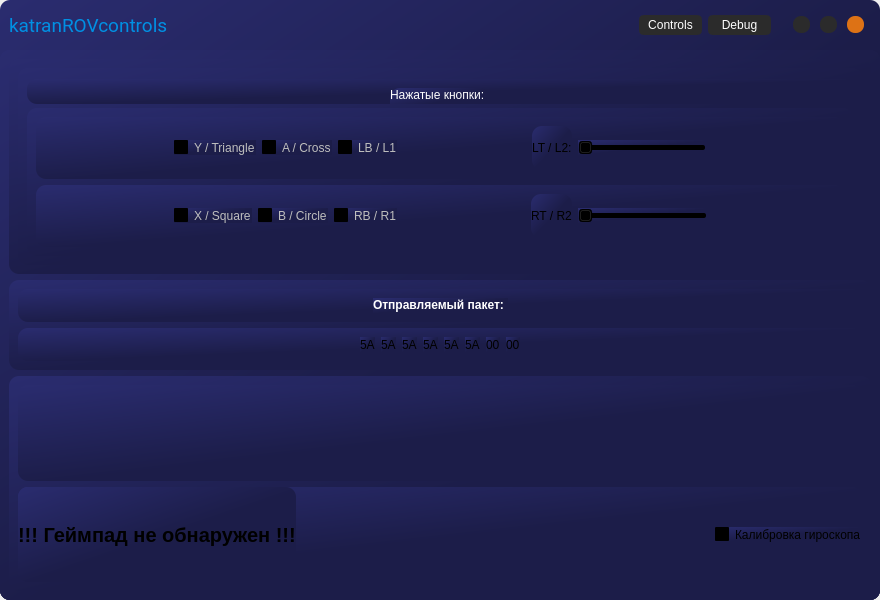
This is ui_main.ui in kirillparaev/katranROVcontrol as Qt 5 draws it before an edit. The edited form follows.
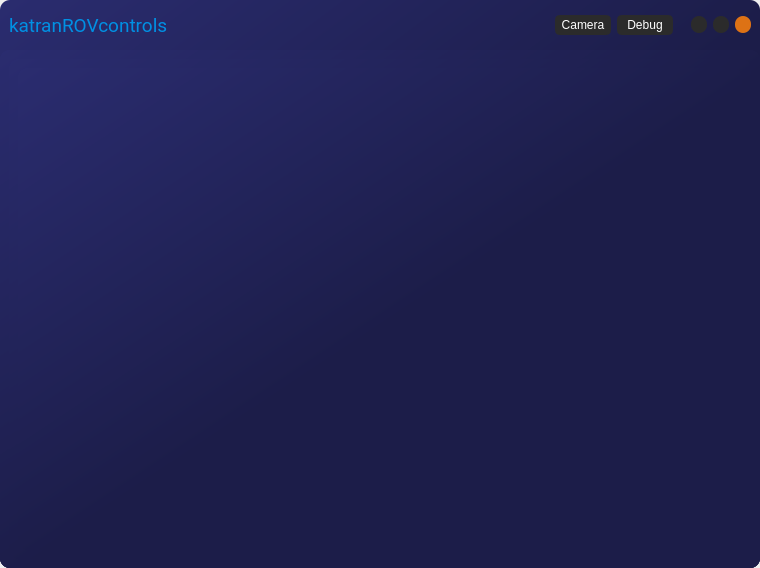
This is the edited form. Icons and pictures are not drawn.

Commit message: working tabs + camera support

What changed in the file:
```diff
--- a/ui_main.ui
+++ b/ui_main.ui
@@ -6,14 +6,14 @@
    <rect>
     <x>0</x>
     <y>0</y>
-    <width>880</width>
-    <height>600</height>
+    <width>760</width>
+    <height>568</height>
    </rect>
   </property>
   <property name="minimumSize">
    <size>
-    <width>880</width>
-    <height>600</height>
+    <width>640</width>
+    <height>480</height>
    </size>
   </property>
   <property name="windowTitle">
@@ -165,7 +165,7 @@
               <widget class="QFrame" name="frameAppTabs">
                <property name="maximumSize">
                 <size>
-                 <width>150</width>
+                 <width>200</width>
                  <height>16777215</height>
                 </size>
                </property>
@@ -192,7 +192,7 @@
 </string>
                   </property>
                   <property name="text">
-                   <string>Controls</string>
+                   <string>Camera</string>
                   </property>
                  </widget>
                 </item>
@@ -468,10 +468,30 @@
           <item>
            <widget class="QStackedWidget" name="stackedWidget">
             <property name="currentIndex">
-             <number>1</number>
+             <number>0</number>
             </property>
-            <widget class="QWidget" name="page_Controls">
-             <layout class="QVBoxLayout" name="verticalLayout_3"/>
+            <widget class="QWidget" name="page_Camera">
+             <layout class="QHBoxLayout" name="horizontalLayout_12">
+              <item>
+               <widget class="QFrame" name="frame_10">
+                <property name="frameShape">
+                 <enum>QFrame::StyledPanel</enum>
+                </property>
+                <property name="frameShadow">
+                 <enum>QFrame::Raised</enum>
+                </property>
+                <layout class="QVBoxLayout" name="verticalLayout_9">
+                 <item>
+                  <widget class="QLabel" name="FeedLabel">
+                   <property name="text">
+                    <string/>
+                   </property>
+                  </widget>
+                 </item>
+                </layout>
+               </widget>
+              </item>
+             </layout>
             </widget>
             <widget class="QWidget" name="page_Debug">
              <layout class="QVBoxLayout" name="verticalLayout_4">
@@ -797,6 +817,12 @@
               </item>
               <item>
                <widget class="QFrame" name="frame_2">
+                <property name="minimumSize">
+                 <size>
+                  <width>0</width>
+                  <height>0</height>
+                 </size>
+                </property>
                 <property name="maximumSize">
                  <size>
                   <width>16777215</width>
@@ -991,16 +1017,6 @@
                  <enum>QFrame::Raised</enum>
                 </property>
                 <layout class="QVBoxLayout" name="verticalLayout_7">
-                 <item>
-                  <widget class="QFrame" name="frame_10">
-                   <property name="frameShape">
-                    <enum>QFrame::StyledPanel</enum>
-                   </property>
-                   <property name="frameShadow">
-                    <enum>QFrame::Raised</enum>
-                   </property>
-                  </widget>
-                 </item>
                  <item>
                   <widget class="QFrame" name="frame_11">
                    <property name="frameShape">
```
Left out of the diff: 4 changed lines with no effect on the pictures. The commit also changes 3 other files.
